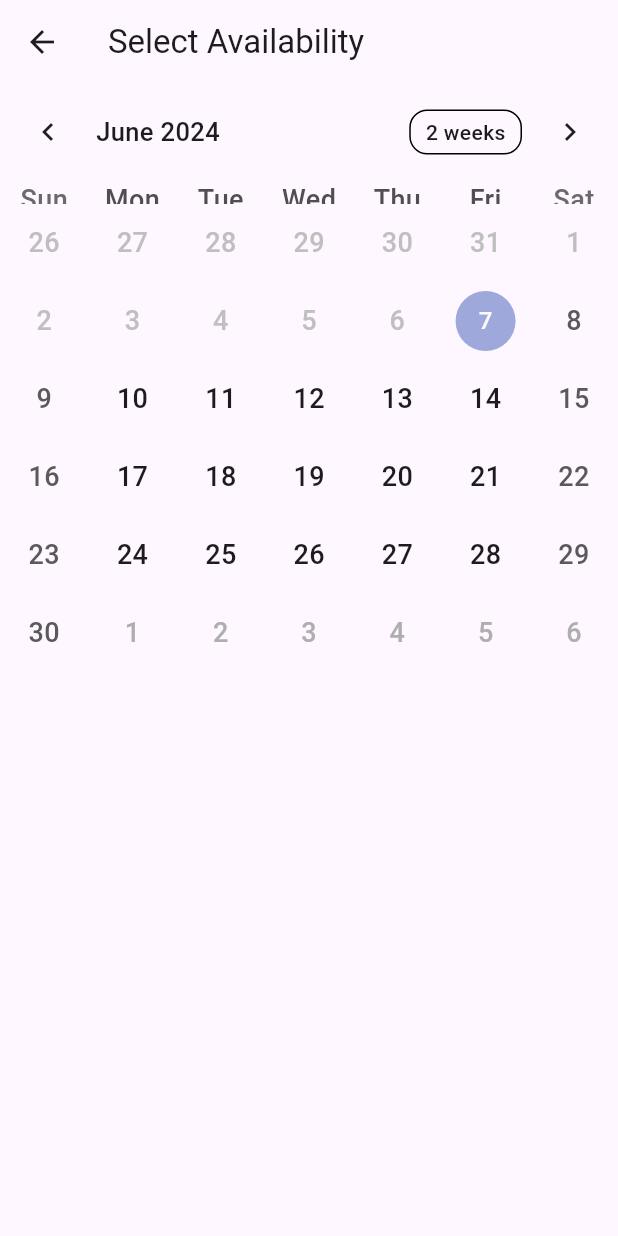
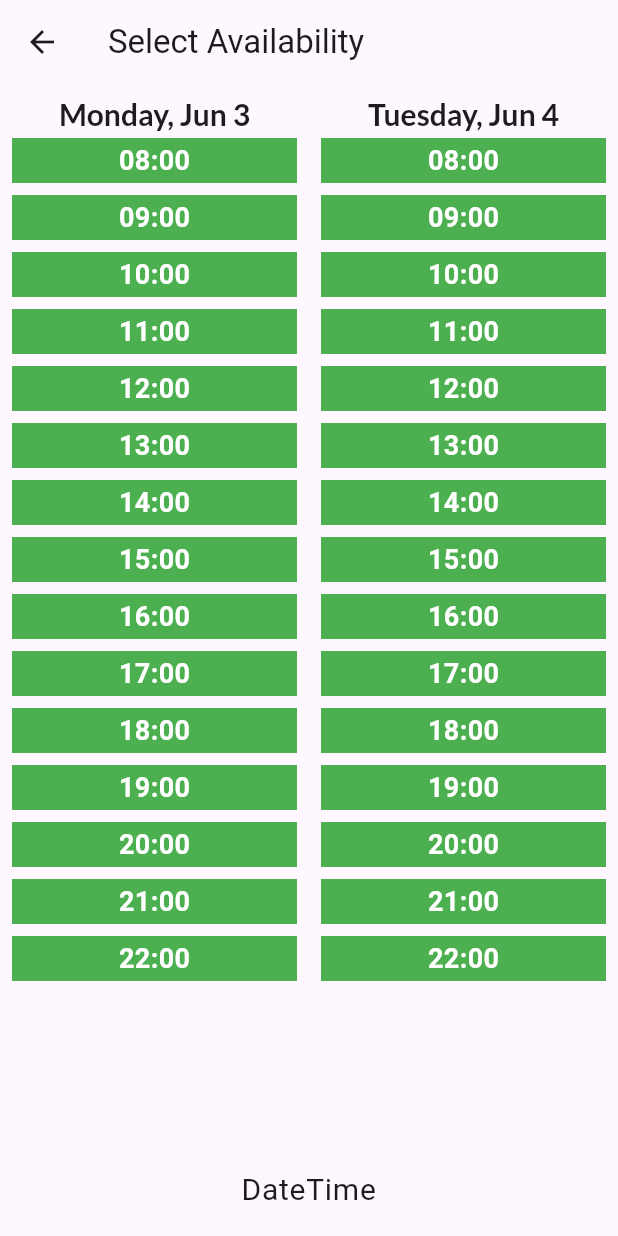
Before and after one commit to HRBodvarsson/lokaverkefni_hb, a Flutter app: the CalendarScreen screen opened directly with empty values, on a phone screen of 412 x 824 dp. Run offline on Flutter 3.47's test engine with Material 3 defaults, Android fonts, the phone set to English and light mode, and no system bars; drawn by our look-alikes of table_calendar; our stand-ins replace csv, google_fonts, image_picker, sqflite; accounts and stored records are empty.

```diff
--- a/lib/calendar_screen.dart
+++ b/lib/calendar_screen.dart
@@ -1,5 +1,5 @@
 import 'package:flutter/material.dart';
-import 'package:table_calendar/table_calendar.dart';
+import 'package:intl/intl.dart';
 import 'database_helper.dart';
 
 class CalendarScreen extends StatefulWidget {
@@ -13,12 +13,11 @@ class CalendarScreen extends StatefulWidget {
 }
 
 class CalendarScreenState extends State<CalendarScreen> {
-  CalendarFormat _calendarFormat = CalendarFormat.month;
-  DateTime _focusedDay = DateTime.now();
+  final DateTime _focusedDay = DateTime.now();
+  final dbHelper = DatabaseHelper.instance;
+  Map<DateTime, List<String>> _availability = {};
   DateTime? _selectedDay;
   String? _selectedHour;
-  final dbHelper = DatabaseHelper.instance;
-  Map<DateTime, List<String>> _availability = {};
 
   @override
   void initState() {
@@ -30,8 +29,8 @@ class CalendarScreenState extends State<CalendarScreen> {
     // For simplicity, assuming default availability from 8:00 to 22:00
     setState(() {
       _availability = {
-        for (var i = 0; i < 30; i++)
-          DateTime.now().add(Duration(days: i)): [
+        for (var i = 0; i < 7; i++)
+          DateTime.now().subtract(Duration(days: DateTime.now().weekday - 1 - i)): [
             '08:00', '09:00', '10:00', '11:00', '12:00', '13:00',
             '14:00', '15:00', '16:00', '17:00', '18:00', '19:00',
             '20:00', '21:00', '22:00'
@@ -86,67 +85,88 @@ class CalendarScreenState extends State<CalendarScreen> {
 
   @override
   Widget build(BuildContext context) {
+    final daysOfWeek = List<DateTime>.generate(7, (index) => _focusedDay.subtract(Duration(days: _focusedDay.weekday - 1 - index)));
+
     return Scaffold(
       appBar: AppBar(
         title: const Text('Select Availability'),
       ),
       body: Column(
         children: [
-          TableCalendar(
-            firstDay: DateTime.now(),
-            lastDay: DateTime.now().add(const Duration(days: 365)),
-            focusedDay: _focusedDay,
-            calendarFormat: _calendarFormat,
-            selectedDayPredicate: (day) {
-              return isSameDay(_selectedDay, day);
-            },
-            onDaySelected: (selectedDay, focusedDay) {
-              setState(() {
-                _selectedDay = selectedDay;
-                _focusedDay = focusedDay; // update `_focusedDay` here as well
-              });
-            },
-            onFormatChanged: (format) {
-              if (_calendarFormat != format) {
-                setState(() {
-                  _calendarFormat = format;
-                });
-              }
-            },
-            eventLoader: _getEventsForDay,
-          ),
-          const SizedBox(height: 8.0),
-          if (_selectedDay != null)
           Expanded(
+            child: ListView.builder(
+              scrollDirection: Axis.horizontal,
+              itemCount: daysOfWeek.length,
+              itemBuilder: (context, index) {
+                final day = daysOfWeek[index];
+                return Container(
+                  width: MediaQuery.of(context).size.width / 2,
+                  padding: const EdgeInsets.all(8.0),
                   child: Column(
                     children: [
                       Text(
-                    'Available Hours for ${_selectedDay!.toLocal()}'.split(' ')[0],
+                        DateFormat('EEEE, MMM d').format(day),
                         style: Theme.of(context).textTheme.displaySmall,
                       ),
-                  const SizedBox(height: 8.0),
                       Expanded(
-                    child: ListView.builder(
-                      itemCount: _getEventsForDay(_selectedDay!).length,
-                      itemBuilder: (context, index) {
-                        final hour = _getEventsForDay(_selectedDay!)[index];
-                        return ListTile(
-                          title: Text(hour),
-                          selected: _selectedHour == hour,
+                        child: GridView.builder(
+                          gridDelegate: const SliverGridDelegateWithFixedCrossAxisCount(
+                            crossAxisCount: 1,
+                            childAspectRatio: 5,
+                          ),
+                          itemCount: _getEventsForDay(day).length,
+                          itemBuilder: (context, hourIndex) {
+                            final hour = _getEventsForDay(day)[hourIndex];
+                            bool isBooked = false; // Replace with actual booking logic
+                            Color hourColor = isBooked
+                                ? Colors.red
+                                : (_selectedDay == day && _selectedHour == hour
+                                    ? Colors.blue
+                                    : Colors.green);
+                            return GestureDetector(
                               onTap: () {
                                 setState(() {
+                                  _selectedDay = day;
                                   _selectedHour = hour;
                                 });
                               },
+                              child: Container(
+                                margin: const EdgeInsets.symmetric(vertical: 4.0),
+                                color: hourColor,
+                                child: Center(
+                                  child: Text(
+                                    hour,
+                                    style: const TextStyle(
+                                      color: Colors.white,
+                                      fontWeight: FontWeight.bold,
+                                    ),
+                                  ),
+                                ),
+                              ),
                             );
                           },
                         ),
                       ),
-                  ElevatedButton(
+                    ],
+                  ),
+                );
+              },
+            ),
+          ),
+          if (_selectedDay != null && _selectedHour != null)
+            Padding(
+              padding: const EdgeInsets.all(16.0),
+              child: ElevatedButton(
                 onPressed: _submitBooking,
                 child: const Text('Submit Booking'),
               ),
-                ],
+            ),
+          Padding(
+            padding: const EdgeInsets.symmetric(vertical: 16.0),
+            child: Text(
+              '$DateTime',
+              style: Theme.of(context).textTheme.bodyLarge,
+              textAlign: TextAlign.center,
             ),
           ),
         ],
--- a/lib/welcome_screen.dart
+++ b/lib/login_screen.dart
@@ -2,10 +2,10 @@ import 'package:flutter/material.dart';
 import 'styles/styles.dart';
 import 'styles/fonts.dart'; // Import the styles
 
-class WelcomeScreen extends StatelessWidget {
+class LoginScreen extends StatelessWidget {
   final Function(BuildContext) navigateToCreateProfile;
 
-  const WelcomeScreen({super.key, required this.navigateToCreateProfile});
+  const LoginScreen({super.key, required this.navigateToCreateProfile});
 
   @override
   Widget build(BuildContext context) {
--- a/pubspec.yaml
+++ b/pubspec.yaml
@@ -34,6 +34,7 @@ dependencies:
   path_provider: any
   share_plus: ^9.0.0
   path: ^1.9.0
+  intl: ^0.19.0
 
 
 dev_dependencies:
```
Also changed, not shown: lib/create_profile_screen.dart (+6 -12 lines), lib/main.dart (+18 -19 lines), pubspec.lock, 1 other file. Lines whose indentation alone changed are shown as unchanged.
